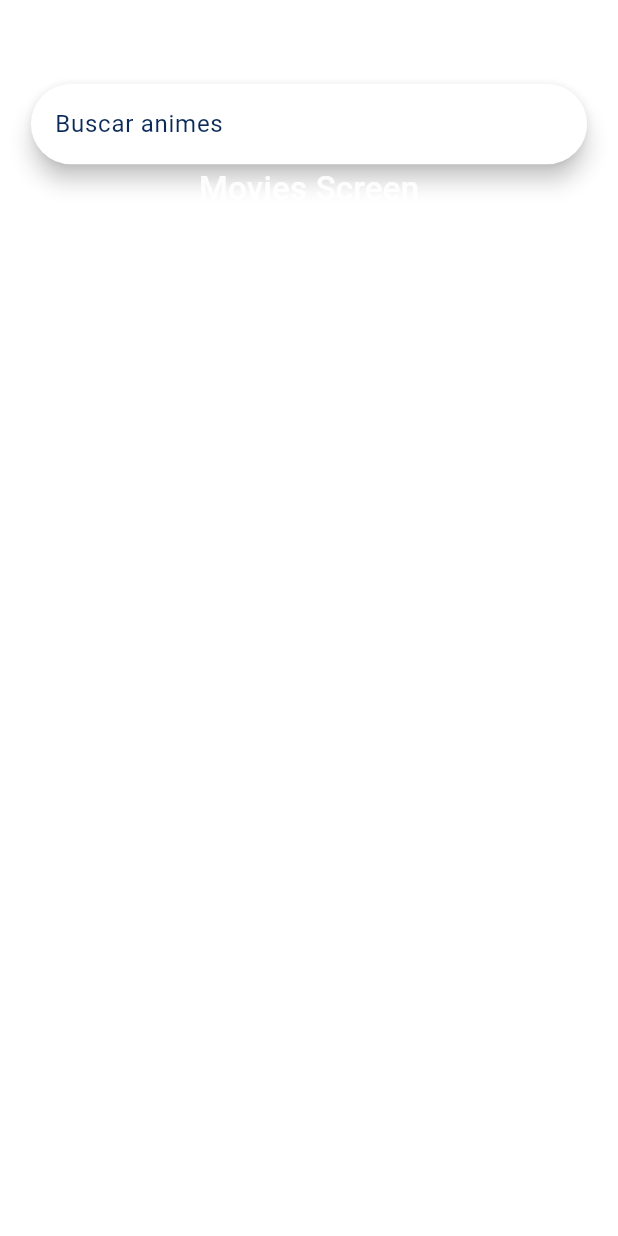
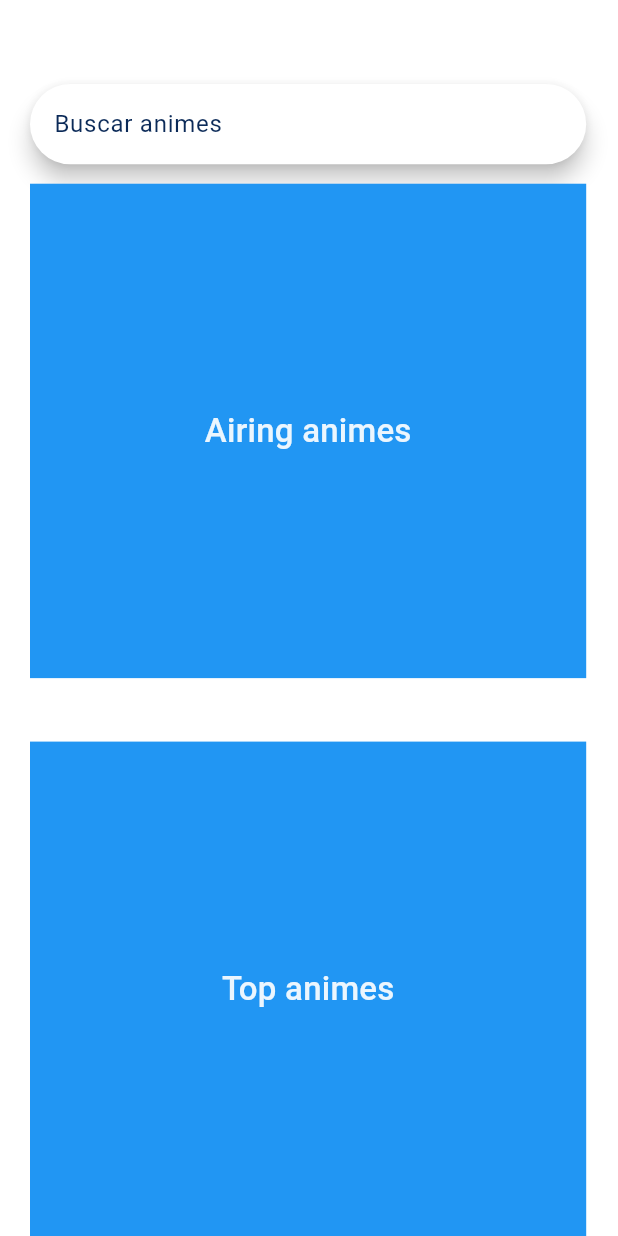
Before and after one commit to chars32/anime_app_flutter, a Flutter app: the screen it shows after launch, after a tap on the "search" icon, on a phone screen of 412 x 824 dp. Run offline on Flutter 3.47's test engine with Material 3 defaults, Android fonts, the phone set to English and light mode, and no system bars; our stand-ins replace go_router.

Commit message:
Definiendo areas de las secciones

```diff
--- a/lib/presentation/screens/movies.dart
+++ b/lib/presentation/screens/movies.dart
@@ -15,6 +15,9 @@ class _MoviesScreenState extends State<MoviesScreen> {
   Widget build(BuildContext context) {
     final scaffoldBackground = Theme.of(context).scaffoldBackgroundColor;
     final textColor = Theme.of(context).textTheme;
+
+    final heightScreen = MediaQuery.of(context).size.height;
+    final widthScreen = MediaQuery.of(context).size.width;
 
     return Scaffold(
       appBar: AppBar(
@@ -38,12 +41,30 @@ class _MoviesScreenState extends State<MoviesScreen> {
       body: Padding(
         padding: const EdgeInsets.symmetric(horizontal: 20),
         child: Column(
+          mainAxisAlignment: MainAxisAlignment.spaceBetween,
           children: [
             SearchBarWidget(isSeachVisible: isSeachVisible),
             Container(
+              width: widthScreen * .9,
+              height: heightScreen * .4,
+              color: Colors.blue,
               child: Center(
                 child: Text(
-                  'Movies Screen',
+                  'Airing animes',
+                  style: textColor.titleMedium,
+                ),
+              ),
+            ),
+            SizedBox(
+              height: heightScreen * .02,
+            ),
+            Container(
+              width: widthScreen * .9,
+              height: heightScreen * .4,
+              color: Colors.blue,
+              child: Center(
+                child: Text(
+                  'Top animes',
                   style: textColor.titleMedium,
                 ),
               ),
```
